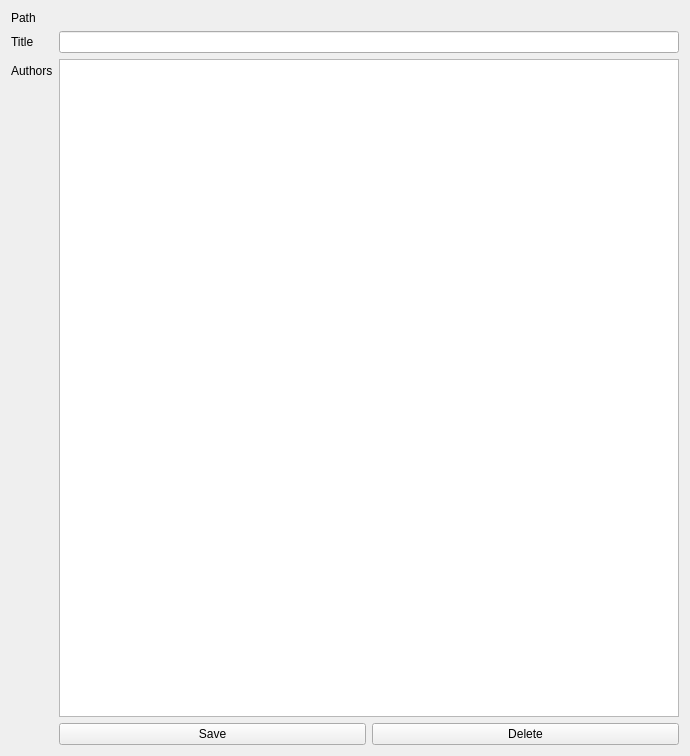
The window that qodex/ui/edit_document.ui (grapesmoker/qodex) describes before a commit, drawn with Qt 5.
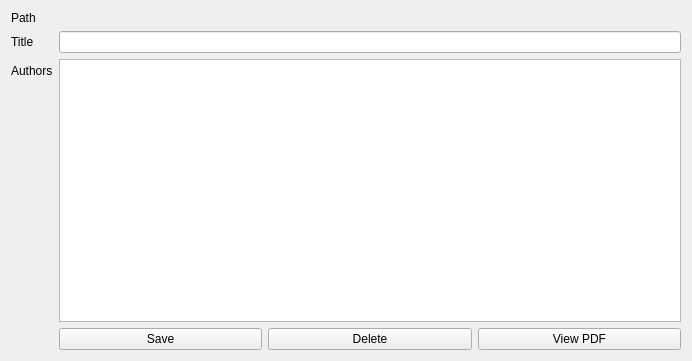
The same window after the commit.

Commit message: added ability to view docs in native viewer, roadmap

```diff
--- a/qodex/ui/edit_document.ui
+++ b/qodex/ui/edit_document.ui
@@ -6,8 +6,8 @@
    <rect>
     <x>0</x>
     <y>0</y>
-    <width>690</width>
-    <height>756</height>
+    <width>692</width>
+    <height>361</height>
    </rect>
   </property>
   <property name="windowTitle">
@@ -38,14 +38,14 @@
    <item row="1" column="1">
     <widget class="QLineEdit" name="title"/>
    </item>
-   <item row="3" column="0">
+   <item row="2" column="0">
     <widget class="QLabel" name="label_3">
      <property name="text">
       <string>Authors</string>
      </property>
     </widget>
    </item>
-   <item row="3" column="1">
+   <item row="2" column="1">
     <widget class="QListView" name="authors">
      <property name="sizePolicy">
       <sizepolicy hsizetype="Expanding" vsizetype="MinimumExpanding">
@@ -53,9 +53,15 @@
        <verstretch>0</verstretch>
       </sizepolicy>
      </property>
+     <property name="contextMenuPolicy">
+      <enum>Qt::CustomContextMenu</enum>
+     </property>
+     <property name="selectionMode">
+      <enum>QAbstractItemView::MultiSelection</enum>
+     </property>
     </widget>
    </item>
-   <item row="5" column="1">
+   <item row="3" column="1">
     <layout class="QHBoxLayout" name="horizontalLayout">
      <item>
       <widget class="QPushButton" name="save_button">
@@ -71,6 +77,13 @@
        </property>
       </widget>
      </item>
+     <item>
+      <widget class="QPushButton" name="view_button">
+       <property name="text">
+        <string>View PDF</string>
+       </property>
+      </widget>
+     </item>
     </layout>
    </item>
   </layout>
```
The commit also changes 7 other files.
